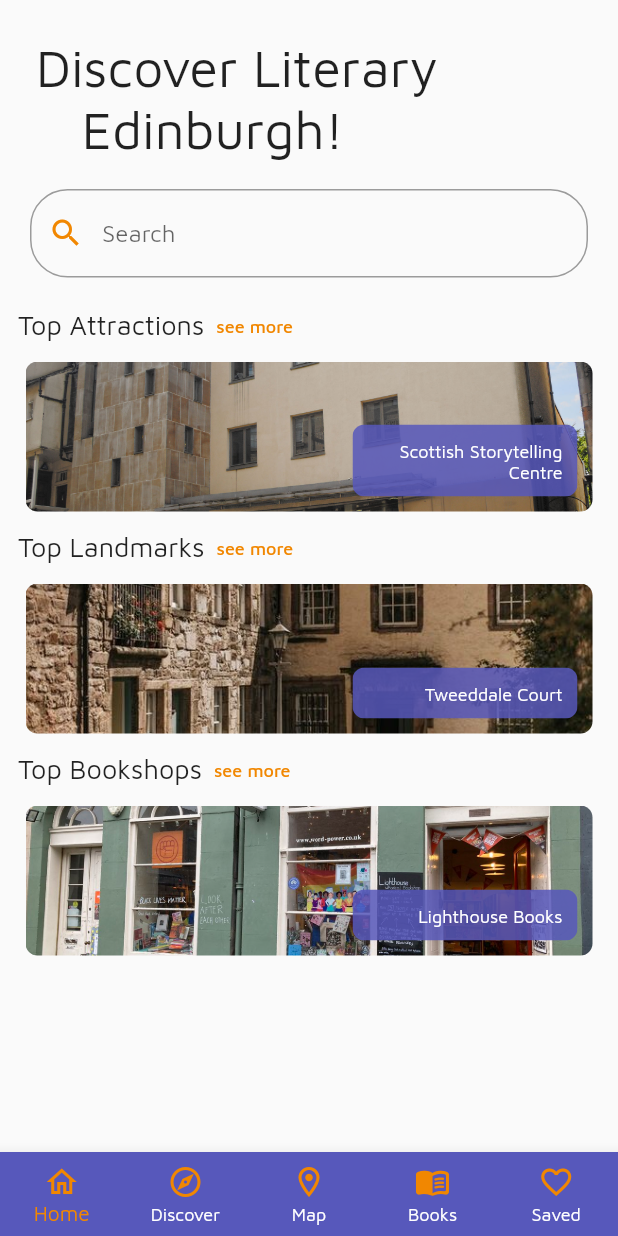
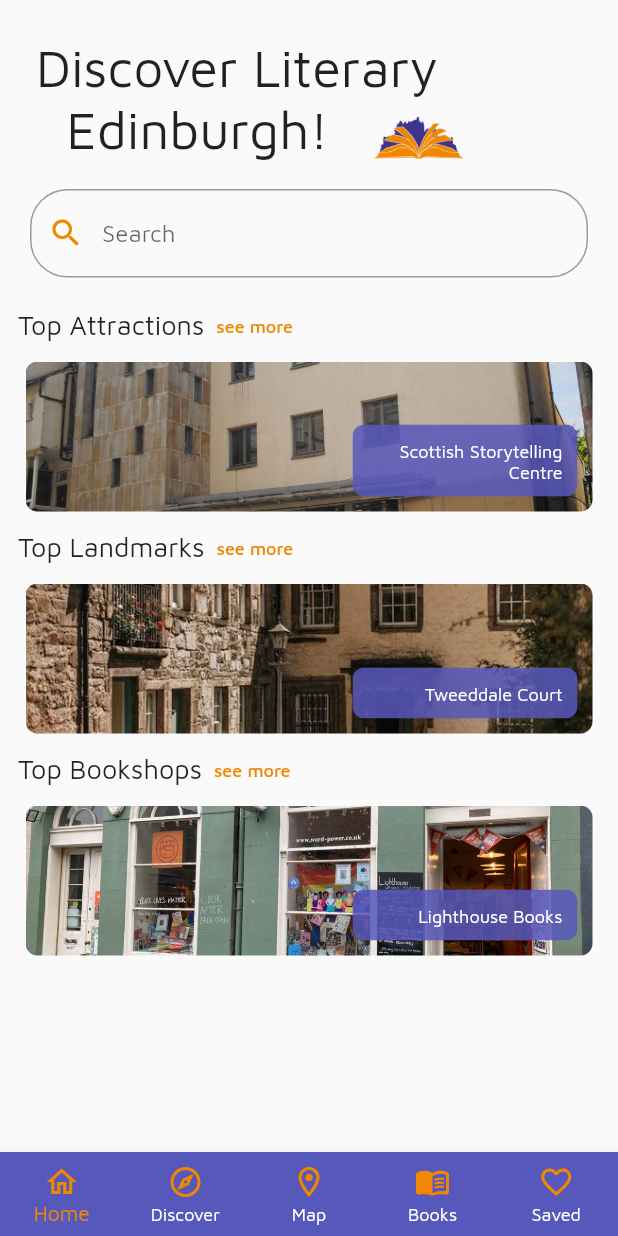
Before and after one commit to CordiiT14/edinburgh_literary_companion, a Flutter app: the screen it shows after launch, on a phone screen of 412 x 824 dp. Run offline on Flutter 3.47's test engine with Material 2 defaults, Android fonts, the phone set to English and light mode, and no system bars; drawn by our look-alikes of carousel_slider; our stand-ins replace expandable, google_maps_flutter.

Commit message:
splash page / loading page now active, added logo to home page (not sure about it)

```diff
--- a/lib/main.dart
+++ b/lib/main.dart
@@ -29,7 +29,7 @@ class EdinLit extends StatelessWidget {
   Widget build(BuildContext context) {
     return (MaterialApp(
       debugShowCheckedModeBanner: false,
-      initialRoute: '/home',
+      initialRoute: '/',
       routes: {
         // TODO create loading widget
         '/': (context) => const Loading(),
--- a/lib/pages/home.dart
+++ b/lib/pages/home.dart
@@ -51,15 +51,27 @@ class _HomeState extends State<Home> {
             children: [
               Row(
                 // Row 1: Discover Literary Edinburgh Header
-                children: const [
+                children: [
+                  Stack(
+                    children: [
                       Padding(
                         padding: EdgeInsets.all(12.0),
                         child: Text(
-                      'Discover Literary \n   Edinburgh!',
+                          'Discover Literary \n  Edinburgh!',
                           style: TextStyle(
                             fontSize: 35,
                           ),
                         ),
+                      ),
+                      Positioned(
+                        bottom: 5,
+                        right: 5,
+                        child: Image.asset(
+                          'assets/logoNoText.png',
+                          width: 60.0,
+                        ),
+                      ),
+                    ],
                   ),
                 ],
               ),
```
Also changed, not shown: lib/pages/loading.dart (+20 -3 lines), assets/bwlogo.png (added), assets/logo.png (added), assets/logoNoText.png (added). Lines whose indentation alone changed are shown as unchanged.
